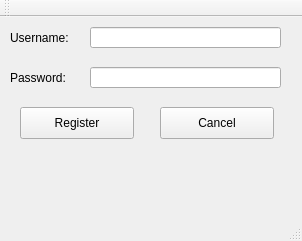
First picture: the form in 2018/pwn/harmony/client/ui/register_window.ui, repository HackGT/ctf-problems, before the edit.
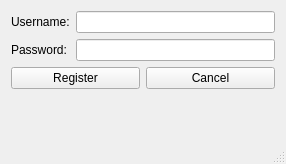
Second picture: the form after the edit.

Diff of the .ui file:
```diff
--- a/2018/pwn/harmony/client/ui/register_window.ui
+++ b/2018/pwn/harmony/client/ui/register_window.ui
@@ -6,120 +6,69 @@
    <rect>
     <x>0</x>
     <y>0</y>
-    <width>302</width>
-    <height>241</height>
+    <width>286</width>
+    <height>164</height>
    </rect>
   </property>
   <property name="windowTitle">
    <string>MainWindow</string>
   </property>
   <widget class="QWidget" name="centralWidget">
+   <layout class="QVBoxLayout" name="verticalLayout">
+    <item>
+     <layout class="QFormLayout" name="formLayout">
+      <item row="1" column="0">
    <widget class="QLabel" name="label">
-    <property name="geometry">
-     <rect>
-      <x>10</x>
-      <y>5</y>
-      <width>91</width>
-      <height>31</height>
-     </rect>
-    </property>
     <property name="text">
      <string>Username:</string>
     </property>
    </widget>
+      </item>
+      <item row="1" column="1">
+       <widget class="QLineEdit" name="username"/>
+      </item>
+      <item row="2" column="0">
    <widget class="QLabel" name="label_2">
-    <property name="geometry">
-     <rect>
-      <x>10</x>
-      <y>40</y>
-      <width>91</width>
-      <height>41</height>
-     </rect>
-    </property>
     <property name="text">
      <string>Password:</string>
     </property>
    </widget>
+      </item>
+      <item row="2" column="1">
+       <widget class="QLineEdit" name="password">
+        <property name="echoMode">
+         <enum>QLineEdit::Password</enum>
+        </property>
+       </widget>
+      </item>
+     </layout>
+    </item>
+    <item>
+     <layout class="QHBoxLayout" name="horizontalLayout">
+      <item>
    <widget class="QPushButton" name="register_2">
-    <property name="geometry">
-     <rect>
-      <x>20</x>
-      <y>90</y>
-      <width>114</width>
-      <height>32</height>
-     </rect>
-    </property>
     <property name="text">
      <string>Register</string>
     </property>
    </widget>
+      </item>
+      <item>
    <widget class="QPushButton" name="cancel">
-    <property name="geometry">
-     <rect>
-      <x>160</x>
-      <y>90</y>
-      <width>114</width>
-      <height>32</height>
-     </rect>
-    </property>
     <property name="text">
      <string>Cancel</string>
     </property>
    </widget>
-   <widget class="QLineEdit" name="username">
-    <property name="geometry">
-     <rect>
-      <x>90</x>
-      <y>10</y>
-      <width>191</width>
-      <height>21</height>
-     </rect>
-    </property>
-   </widget>
-   <widget class="QLineEdit" name="password">
-    <property name="geometry">
-     <rect>
-      <x>90</x>
-      <y>50</y>
-      <width>191</width>
-      <height>21</height>
-     </rect>
-    </property>
-    <property name="echoMode">
-     <enum>QLineEdit::Password</enum>
-    </property>
-   </widget>
+      </item>
+     </layout>
+    </item>
+    <item>
    <widget class="QLabel" name="error_label">
-    <property name="geometry">
-     <rect>
-      <x>20</x>
-      <y>150</y>
-      <width>261</width>
-      <height>16</height>
-     </rect>
-    </property>
     <property name="text">
      <string/>
     </property>
    </widget>
-  </widget>
-  <widget class="QMenuBar" name="menuBar">
-   <property name="geometry">
-    <rect>
-     <x>0</x>
-     <y>0</y>
-     <width>302</width>
-     <height>22</height>
-    </rect>
-   </property>
-  </widget>
-  <widget class="QToolBar" name="mainToolBar">
-   <attribute name="toolBarArea">
-    <enum>TopToolBarArea</enum>
-   </attribute>
-   <attribute name="toolBarBreak">
-    <bool>false</bool>
-   </attribute>
+    </item>
+   </layout>
   </widget>
   <widget class="QStatusBar" name="statusBar"/>
  </widget>
```
Lines whose indentation alone changed are shown as unchanged.
